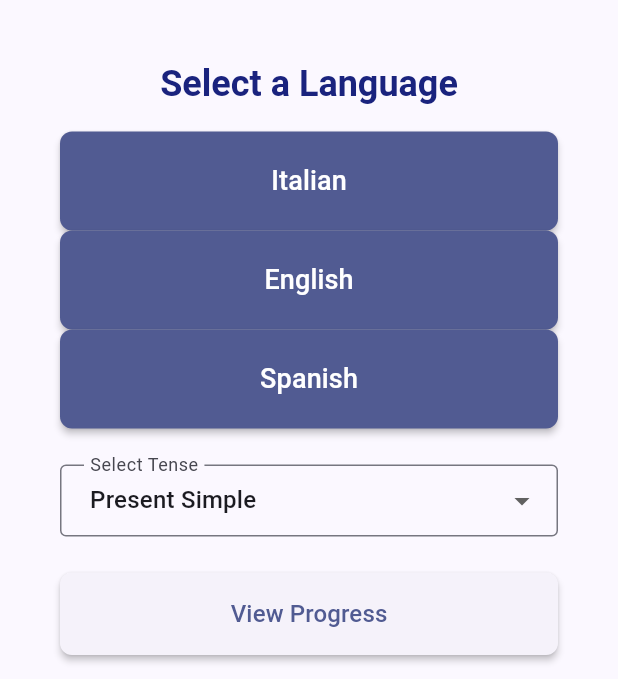
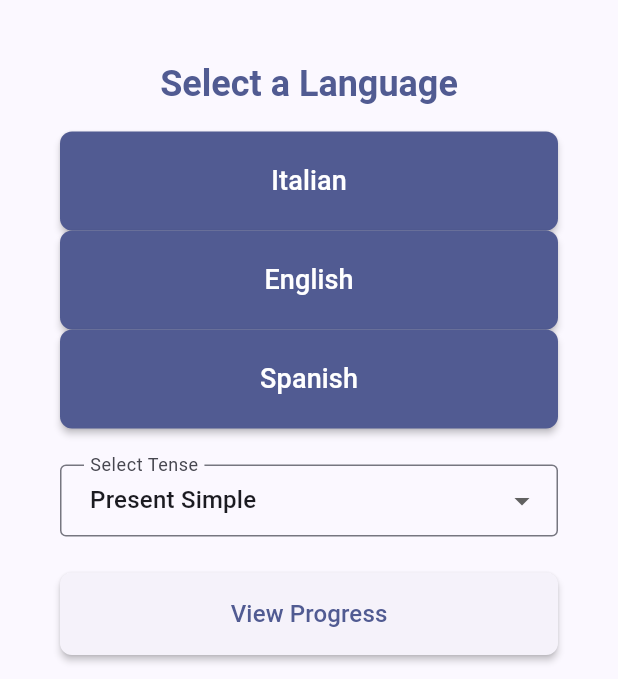
Before and after one commit to kbtale/verbae, a Flutter app: the screen it shows after launch, scrolled down 45 dp, on a phone screen of 412 x 824 dp, the part 557-1236 px from its top. Run offline on Flutter 3.47's test engine with Material 3 defaults, Android fonts, the phone set to English and light mode, and no system bars; our stand-ins replace shared_preferences.

Commit message:
feat: unify visual design with shared theme and dark mode
Extract AppTheme and AppSpacing into lib/theme/app_theme.dart with light/dark ThemeData built from a shared color scheme. Add themeMode: ThemeMode.system for automatic dark mode. Replace hardcoded progress bar colors and grey references with theme-aware equivalents. Fix forced .toUpperCase() on dashboard labels with proper capitalization helpers.

```diff
--- a/lib/main.dart
+++ b/lib/main.dart
@@ -4,6 +4,7 @@ import 'screens/practice_screen.dart';
 import 'screens/dashboard_screen.dart';
 import 'models/verb.dart';
 import 'services/verb_service.dart';
+import 'theme/app_theme.dart';
 
 void main() {
   runApp(const VerbaeApp());
@@ -16,34 +17,9 @@ class VerbaeApp extends StatelessWidget {
   Widget build(BuildContext context) {
     return MaterialApp(
       title: 'Verbae',
-      theme: ThemeData(
-        primarySwatch: Colors.indigo,
-        colorScheme: ColorScheme.fromSeed(
-          seedColor: Colors.indigo,
-          secondary: Colors.amber,
-        ),
-        visualDensity: VisualDensity.adaptivePlatformDensity,
-        textTheme: TextTheme(
-          headlineSmall: TextStyle(
-            fontSize: 24,
-            fontWeight: FontWeight.w600,
-            color: Colors.indigo[900],
-          ),
-          titleLarge: TextStyle(
-            fontSize: 20,
-            fontWeight: FontWeight.w500,
-            color: Colors.indigo[700],
-          ),
-        ),
-        elevatedButtonTheme: ElevatedButtonThemeData(
-          style: ElevatedButton.styleFrom(
-            elevation: 2,
-            shape: RoundedRectangleBorder(
-              borderRadius: BorderRadius.circular(8),
-            ),
-          ),
-        ),
-      ),
+      theme: AppTheme.light(),
+      darkTheme: AppTheme.dark(),
+      themeMode: ThemeMode.system,
       home: const HomeScreen(),
     );
   }
--- a/lib/screens/dashboard_screen.dart
+++ b/lib/screens/dashboard_screen.dart
@@ -66,6 +66,12 @@ class _DashboardScreenState extends State<DashboardScreen> {
     }
 
     setState(() => _isLoading = false);
+  }
+
+  String _formatTenseName(String key) {
+    final words = key.replaceAllMapped(RegExp(r'[A-Z]'), (m) => ' ${m.group(0)}');
+    if (words.isEmpty) return key;
+    return words[0].toUpperCase() + words.substring(1);
   }
 
   String _formatPracticeTime(int seconds) {
@@ -146,7 +152,7 @@ class _DashboardScreenState extends State<DashboardScreen> {
                 child: Row(
                   mainAxisAlignment: MainAxisAlignment.spaceBetween,
                   children: [
-                    Text(language.toUpperCase()),
+                    Text(language[0].toUpperCase() + language.substring(1)),
                     Text(_formatPracticeTime(timeInSeconds)),
                   ],
                 ),
@@ -168,19 +174,19 @@ class _DashboardScreenState extends State<DashboardScreen> {
         crossAxisAlignment: CrossAxisAlignment.start,
         children: [
           Text(
-            category.toUpperCase(),
+            _formatTenseName(category),
             style: Theme.of(context).textTheme.titleSmall,
           ),
           const SizedBox(height: 4),
           LinearProgressIndicator(
             value: progress / 100,
-            backgroundColor: Colors.grey[300],
+            backgroundColor: Theme.of(context).colorScheme.surfaceVariant,
             valueColor: AlwaysStoppedAnimation<Color>(
               progress > 70
                   ? Colors.green
                   : progress > 40
                       ? Colors.orange
-                      : Colors.red,
+                      : Theme.of(context).colorScheme.error,
             ),
           ),
           Text('${progress.toStringAsFixed(1)}% verbs practiced'),
@@ -229,7 +235,7 @@ class _DashboardScreenState extends State<DashboardScreen> {
               crossAxisAlignment: CrossAxisAlignment.start,
               children: [
                 Text(
-                  language.toString().split('.').last.toUpperCase(),
+                  language.name[0].toUpperCase() + language.name.substring(1),
                   style: Theme.of(context).textTheme.titleLarge,
                 ),
                 const SizedBox(height: 16),
--- /dev/null
+++ b/lib/theme/app_theme.dart
@@ -0,0 +1,101 @@
+import 'package:flutter/material.dart';
+
+class AppSpacing {
+  AppSpacing._();
+
+  static const double small = 8.0;
+  static const double medium = 16.0;
+  static const double large = 24.0;
+}
+
+class AppTheme {
+  AppTheme._();
+
+  static ThemeData light() {
+    final colorScheme = ColorScheme.fromSeed(
+      seedColor: Colors.indigo,
+      secondary: Colors.amber,
+      brightness: Brightness.light,
+    );
+
+    return ThemeData(
+      useMaterial3: true,
+      colorScheme: colorScheme,
+      primarySwatch: Colors.indigo,
+      visualDensity: VisualDensity.adaptivePlatformDensity,
+      textTheme: _textTheme(colorScheme),
+      elevatedButtonTheme: _elevatedButtonTheme(),
+      cardTheme: _cardTheme(),
+      inputDecorationTheme: _inputDecorationTheme(),
+    );
+  }
+
+  static ThemeData dark() {
+    final colorScheme = ColorScheme.fromSeed(
+      seedColor: Colors.indigo,
+      secondary: Colors.amber,
+      brightness: Brightness.dark,
+    );
+
+    return ThemeData(
+      useMaterial3: true,
+      colorScheme: colorScheme,
+      primarySwatch: Colors.indigo,
+      visualDensity: VisualDensity.adaptivePlatformDensity,
+      textTheme: _textTheme(colorScheme),
+      elevatedButtonTheme: _elevatedButtonTheme(),
+      cardTheme: _cardTheme(),
+      inputDecorationTheme: _inputDecorationTheme(),
+    );
+  }
+
+  static TextTheme _textTheme(ColorScheme colorScheme) {
+    return TextTheme(
+      headlineSmall: TextStyle(
+        fontSize: 24,
+        fontWeight: FontWeight.w600,
+        color: colorScheme.primary,
+      ),
+      titleLarge: TextStyle(
+        fontSize: 20,
+        fontWeight: FontWeight.w500,
+        color: colorScheme.primary.withOpacity(0.8),
+      ),
+      bodyLarge: TextStyle(
+        color: colorScheme.onSurface,
+      ),
+      bodyMedium: TextStyle(
+        color: colorScheme.onSurface.withOpacity(0.8),
+      ),
+    );
+  }
+
+  static ElevatedButtonThemeData _elevatedButtonTheme() {
+    return ElevatedButtonThemeData(
+      style: ElevatedButton.styleFrom(
+        elevation: 2,
+        shape: RoundedRectangleBorder(
+          borderRadius: BorderRadius.circular(8),
+        ),
+      ),
+    );
+  }
+
+  static CardTheme _cardTheme() {
+    return CardTheme(
+      elevation: 1,
+      shape: RoundedRectangleBorder(
+        borderRadius: BorderRadius.circular(12),
+      ),
+    );
+  }
+
+  static InputDecorationTheme _inputDecorationTheme() {
+    return InputDecorationTheme(
+      border: OutlineInputBorder(
+        borderRadius: BorderRadius.circular(8),
+      ),
+      contentPadding: const EdgeInsets.symmetric(horizontal: 16, vertical: 12),
+    );
+  }
+}
```
